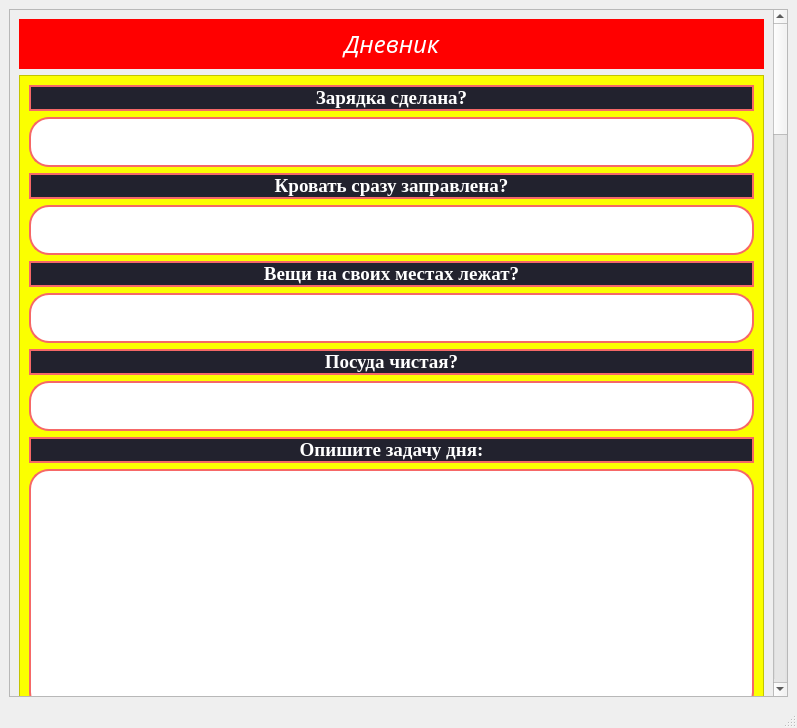
Above: ui1.ui from MatienkoAndrew/Diary_03122020 before the change. Below: the same form after it.
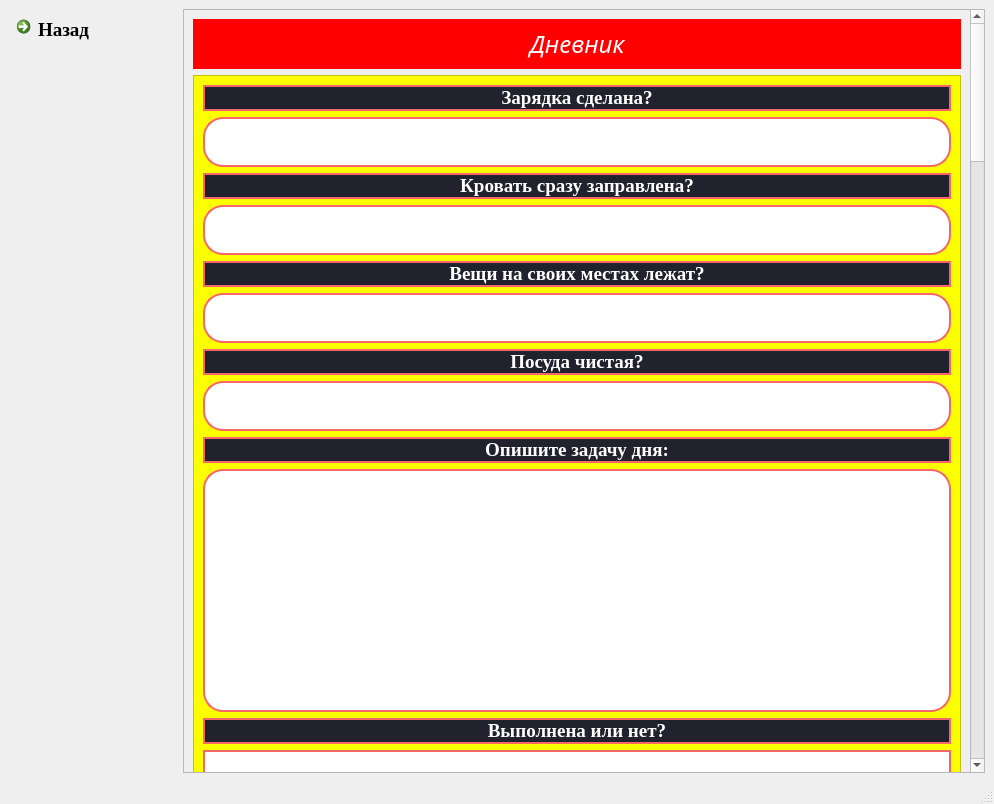
That is the form after the change. Icons and pictures are not drawn.

Diff of the .ui file:
```diff
--- a/ui1.ui
+++ b/ui1.ui
@@ -6,8 +6,8 @@
    <rect>
     <x>0</x>
     <y>0</y>
-    <width>797</width>
-    <height>728</height>
+    <width>994</width>
+    <height>804</height>
    </rect>
   </property>
   <property name="windowTitle">
@@ -15,6 +15,38 @@
   </property>
   <widget class="QWidget" name="centralwidget">
    <layout class="QHBoxLayout" name="horizontalLayout">
+    <item>
+     <widget class="QCommandLinkButton" name="back">
+      <property name="font">
+       <font>
+        <family>Times New Roman</family>
+        <pointsize>14</pointsize>
+       </font>
+      </property>
+      <property name="mouseTracking">
+       <bool>true</bool>
+      </property>
+      <property name="tabletTracking">
+       <bool>false</bool>
+      </property>
+      <property name="focusPolicy">
+       <enum>Qt::StrongFocus</enum>
+      </property>
+      <property name="contextMenuPolicy">
+       <enum>Qt::ActionsContextMenu</enum>
+      </property>
+      <property name="layoutDirection">
+       <enum>Qt::LeftToRight</enum>
+      </property>
+      <property name="text">
+       <string>Назад</string>
+      </property>
+      <property name="icon">
+       <iconset>
+        <normaloff>back.png</normaloff>back.png</iconset>
+      </property>
+     </widget>
+    </item>
     <item>
      <widget class="QScrollArea" name="scrollArea">
       <property name="widgetResizable">
@@ -24,13 +56,13 @@
        <property name="geometry">
         <rect>
          <x>0</x>
-         <y>-3115</y>
-         <width>752</width>
-         <height>4081</height>
+         <y>0</y>
+         <width>770</width>
+         <height>4090</height>
         </rect>
        </property>
        <layout class="QGridLayout" name="gridLayout">
-        <item row="0" column="0">
+        <item row="1" column="0">
          <widget class="QLabel" name="label">
           <property name="minimumSize">
            <size>
@@ -57,7 +89,7 @@
           </property>
          </widget>
         </item>
-        <item row="2" column="0">
+        <item row="3" column="0">
          <layout class="QVBoxLayout" name="verticalLayout_2">
           <item>
            <widget class="QFrame" name="frame">
@@ -134,6 +166,12 @@
                  <bold>true</bold>
                 </font>
                </property>
+               <property name="layoutDirection">
+                <enum>Qt::LeftToRight</enum>
+               </property>
+               <property name="autoFillBackground">
+                <bool>false</bool>
+               </property>
                <property name="styleSheet">
                 <string notr="true">color: white;
 background-color: #22222e;
```
Left out of the diff: 5 changed lines with no effect on the pictures.
